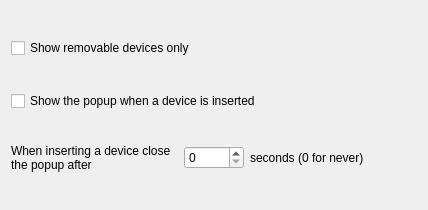
The window that plasma/generic/applets/devicenotifier/configurationpage.ui (mgottschlag/kwin-tiling) describes before a commit, drawn with Qt 5.
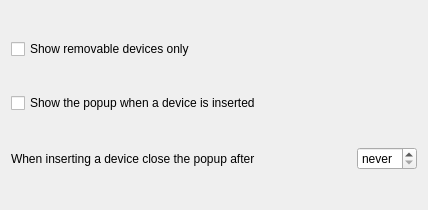
The same window after the commit. Custom widgets are drawn as their Qt base class.

Commit message: Use KIntSpinBox with pluralized suffix and special value text instead of QSpinBox and Qlabel.

What changed in the file:
```diff
--- a/plasma/generic/applets/devicenotifier/configurationpage.ui
+++ b/plasma/generic/applets/devicenotifier/configurationpage.ui
@@ -24,6 +24,9 @@
          <height>16777215</height>
         </size>
        </property>
+       <property name="specialValueText">
+        <string>never</string>
+       </property>
       </widget>
      </item>
      <item row="1" column="0">
@@ -48,13 +51,6 @@
        </property>
       </widget>
      </item>
-     <item row="1" column="2">
-      <widget class="QLabel" name="label_2">
-       <property name="text">
-        <string>seconds (0 for never)</string>
-       </property>
-      </widget>
-     </item>
     </layout>
    </item>
    <item row="1" column="0">
@@ -73,6 +69,13 @@
    </item>
   </layout>
  </widget>
+ <customwidgets>
+  <customwidget>
+   <class>KIntSpinBox</class>
+   <extends>QSpinBox</extends>
+   <header>knuminput.h</header>
+  </customwidget>
+ </customwidgets>
  <resources/>
  <connections/>
 </ui>
```
Left out of the diff: 2 changed lines with no effect on the pictures. The commit also changes 1 other file.
